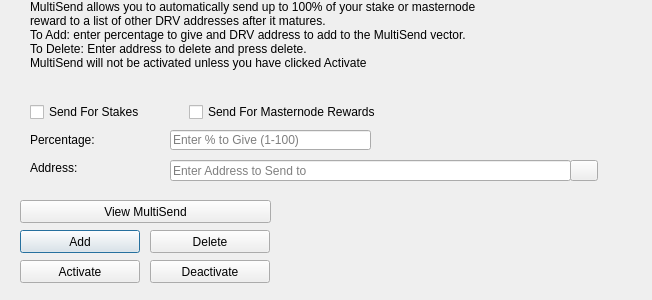
This is src/qt/forms/multisenddialog.ui in nashsclay/DraviteFlex-1 as Qt 5 draws it before an edit. The edited form follows.
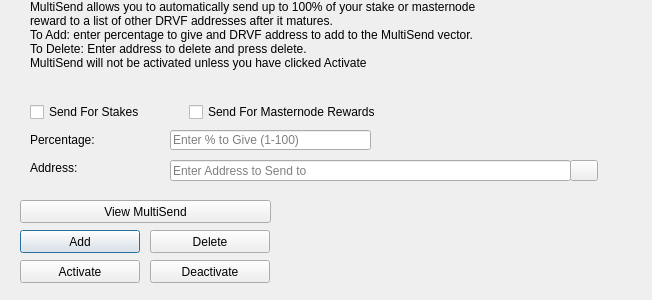
This is the edited form. Icons and pictures are not drawn.

```diff
--- a/src/qt/forms/multisenddialog.ui
+++ b/src/qt/forms/multisenddialog.ui
@@ -61,8 +61,8 @@
     <number>1</number>
    </property>
    <property name="text">
-    <string>MultiSend allows you to automatically send up to 100% of your stake or masternode reward to a list of other DRV addresses after it matures.
-To Add: enter percentage to give and DRV address to add to the MultiSend vector.
+    <string>MultiSend allows you to automatically send up to 100% of your stake or masternode reward to a list of other DRVF addresses after it matures.
+To Add: enter percentage to give and DRVF address to add to the MultiSend vector.
 To Delete: Enter address to delete and press delete.
 MultiSend will not be activated unless you have clicked Activate</string>
    </property>
```
